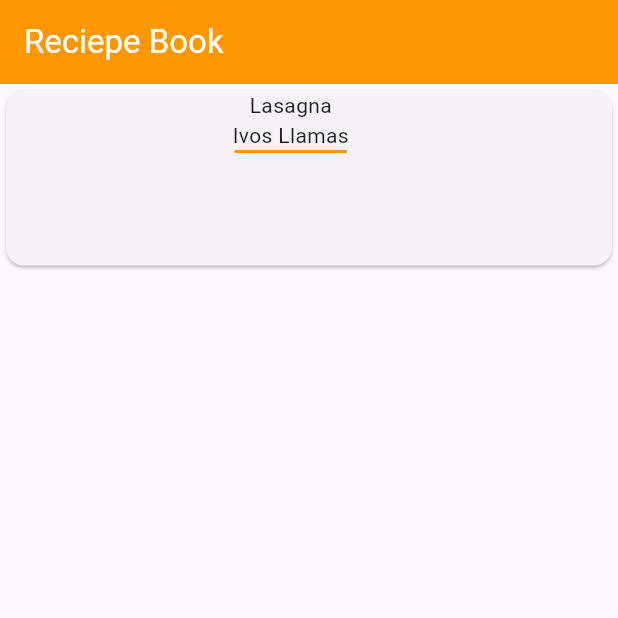
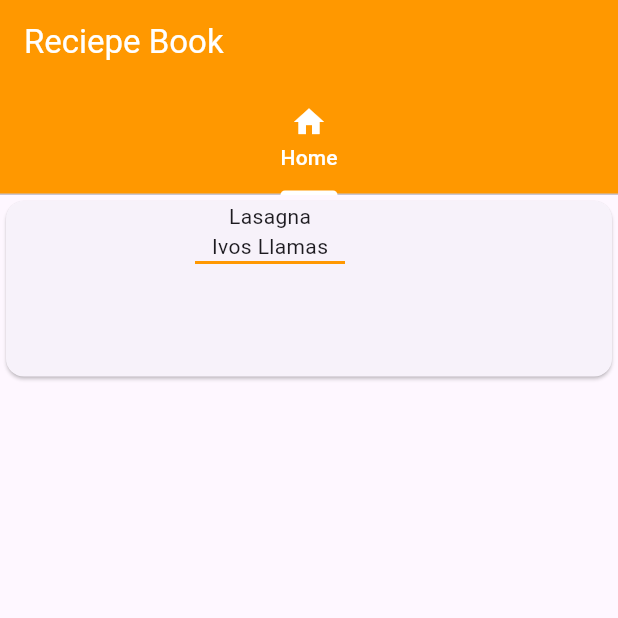
Before and after one commit to Monneky/reciepe_book, a Flutter app: the screen it shows after launch, on a phone screen of 412 x 824 dp, the top half of it. Run offline on Flutter 3.47's test engine with Material 3 defaults, Android fonts, the phone set to English and light mode, and no system bars.

```diff
--- a/lib/main.dart
+++ b/lib/main.dart
@@ -1,3 +1,4 @@
+import 'package:curso_flutter/screens/home_screen.dart';
 import 'package:flutter/material.dart';
 
 void main() => runApp(const MyApp());
@@ -20,36 +21,20 @@ class RecipeBook extends StatelessWidget {
 
   @override
   Widget build(BuildContext context) {
-    return Scaffold(
-      appBar: AppBar(
-        backgroundColor: Colors.orange,
-        title: Text('Reciepe Book', style: TextStyle(color: Colors.white)),
-      ),
-      body: Container(
-        width: MediaQuery.of(context).size.width,
-        height: 125,
-        child: Card(
-          child: Row(
-            children: <Widget>[
-              Container(
-                height: 125,
-                width: 125,
-                child: ClipRRect(
-                  borderRadius: BorderRadius.circular(10),
-                  child: Container(),
-                ),
-              ),
-              SizedBox(width: 26),
-              Column(
-                children: <Widget>[
-                  Text('Lasagna'),
-                  Text('Ivos Llamas'),
-                  Container(height: 2, width: 75, color: Colors.orange),
-                ],
-              ),
-            ],
+    return DefaultTabController(
+      length: 4,
+      child: Scaffold(
+        appBar: AppBar(
+          backgroundColor: Colors.orange,
+          title: Text('Reciepe Book', style: TextStyle(color: Colors.white)),
+          bottom: TabBar(
+            indicatorColor: Colors.white,
+            labelColor: Colors.white,
+            unselectedLabelColor: Colors.white,
+            tabs: [Tab(icon: Icon(Icons.home), text: 'Home')],
           ),
         ),
+        body: TabBarView(children: [HomeScreen()]),
       ),
     );
   }
--- /dev/null
+++ b/lib/screens/home_screen.dart
@@ -0,0 +1,37 @@
+import 'package:flutter/material.dart';
+
+class HomeScreen extends StatelessWidget {
+  const HomeScreen({super.key});
+
+  @override
+  Widget build(BuildContext context) {
+    return Scaffold(
+      body: Container(
+        width: MediaQuery.of(context).size.width,
+        height: 125,
+        child: Card(
+          child: Row(
+            children: <Widget>[
+              Container(
+                height: 125,
+                width: 100,
+                child: ClipRRect(
+                  borderRadius: BorderRadius.circular(10),
+                  child: Container(),
+                ),
+              ),
+              SizedBox(width: 26),
+              Column(
+                children: <Widget>[
+                  Text('Lasagna'),
+                  Text('Ivos Llamas'),
+                  Container(height: 2, width: 100, color: Colors.orange),
+                ],
+              ),
+            ],
+          ),
+        ),
+      ),
+    );
+  }
+}
```
